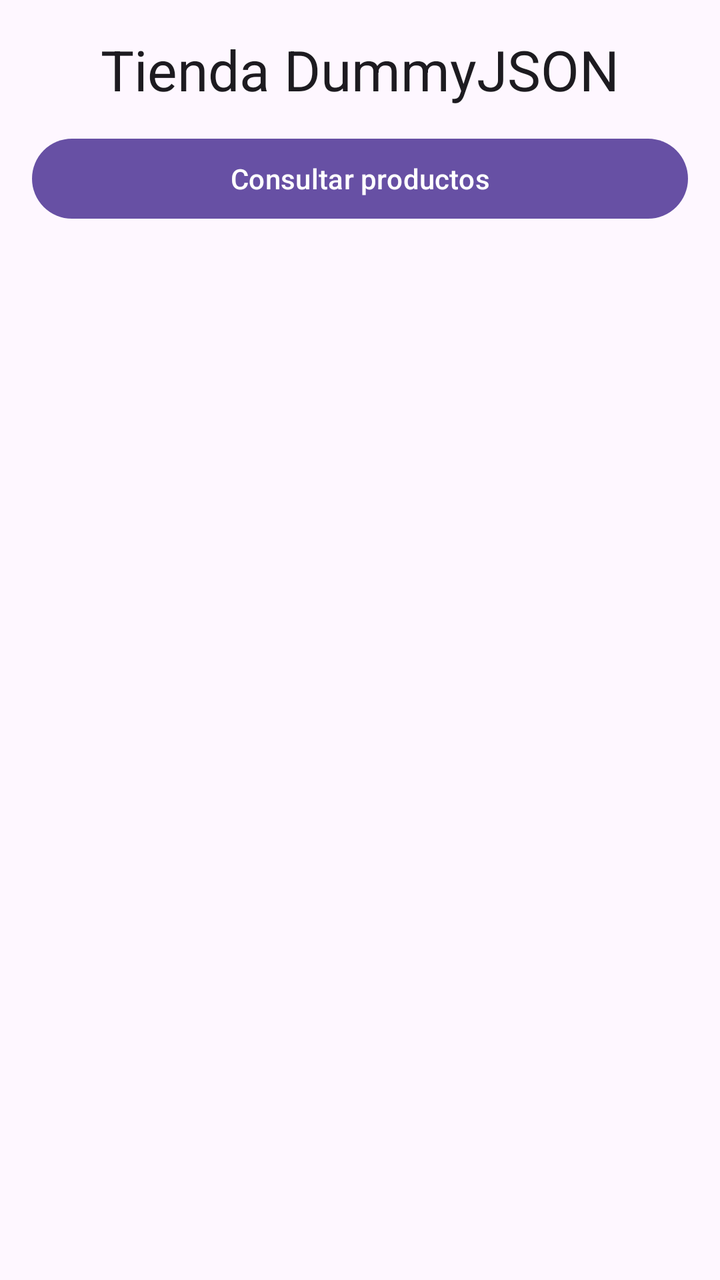
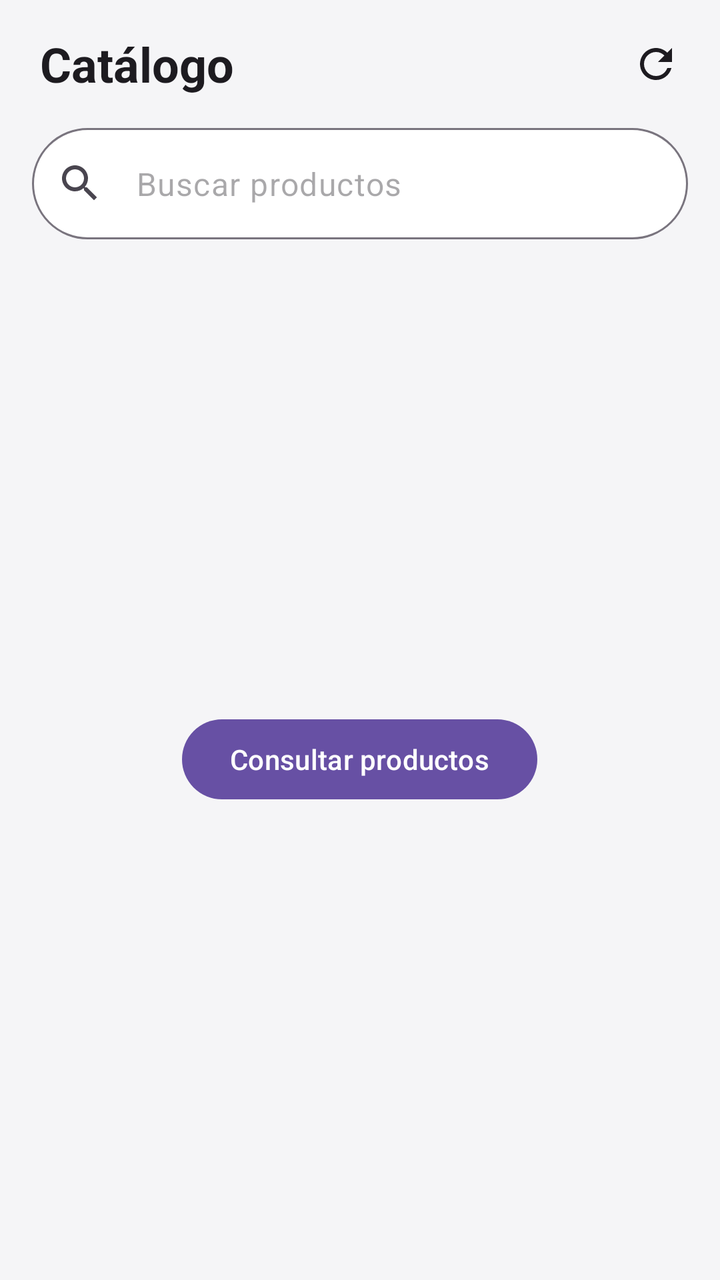

Two renders of the same Android screen: before a commit and after it. Below are the layout's source before the change and the commit's diff.
<!-- AndroidManifest.xml: application theme Theme.Examen03_DYVR -->
<!-- res/layout/activity_main.xml -->
<?xml version="1.0" encoding="utf-8"?>
<LinearLayout xmlns:android="http://schemas.android.com/apk/res/android"
    xmlns:tools="http://schemas.android.com/tools"
    android:id="@+id/main"
    android:layout_width="match_parent"
    android:layout_height="match_parent"
    android:orientation="vertical"
    tools:context=".MainActivity">

    <TextView
        android:layout_width="match_parent"
        android:layout_height="wrap_content"
        android:layout_marginTop="16dp"
        android:gravity="center"
        android:text="@string/app_name"
        android:textAppearance="?attr/textAppearanceHeadlineMedium" />

    <Button
        android:id="@+id/btnConsultar"
        android:layout_width="match_parent"
        android:layout_height="wrap_content"
        android:layout_marginHorizontal="16dp"
        android:layout_marginTop="12dp"
        android:text="@string/consultar" />

    <ProgressBar
        android:id="@+id/progressBar"
        android:layout_width="wrap_content"
        android:layout_height="wrap_content"
        android:layout_gravity="center"
        android:layout_marginTop="12dp"
        android:visibility="gone" />

    <androidx.recyclerview.widget.RecyclerView
        android:id="@+id/rvProductos"
        android:layout_width="match_parent"
        android:layout_height="0dp"
        android:layout_weight="1"
        android:clipToPadding="false"
        android:padding="16dp" />
</LinearLayout>
<!-- resources referenced by this layout -->
<resources>
  <string name="app_name">Tienda DummyJSON</string>
  <string name="consultar">Consultar productos</string>
  <style name="Theme.Examen03_DYVR" parent="Base.Theme.Examen03_DYVR" />
  <style name="Base.Theme.Examen03_DYVR" parent="Theme.Material3.DayNight.NoActionBar">
          
          
      </style>
</resources>

<!-- the commit's change to res/layout/activity_main.xml (unified diff, before → after) -->
@@ -1,41 +1,117 @@
 <?xml version="1.0" encoding="utf-8"?>
 <LinearLayout xmlns:android="http://schemas.android.com/apk/res/android"
+    xmlns:app="http://schemas.android.com/apk/res-auto"
     xmlns:tools="http://schemas.android.com/tools"
     android:id="@+id/main"
     android:layout_width="match_parent"
     android:layout_height="match_parent"
+    android:background="@color/fondo"
     android:orientation="vertical"
     tools:context=".MainActivity">
 
-    <TextView
+    
+    <LinearLayout
         android:layout_width="match_parent"
-        android:layout_height="wrap_content"
-        android:layout_marginTop="16dp"
-        android:gravity="center"
-        android:text="@string/app_name"
-        android:textAppearance="?attr/textAppearanceHeadlineMedium" />
+        android:layout_height="64dp"
+        android:gravity="center_vertical"
+        android:paddingStart="20dp"
+        android:paddingEnd="8dp">
 
-    <Button
-        android:id="@+id/btnConsultar"
+        <TextView
+            android:layout_width="0dp"
+            android:layout_height="wrap_content"
+            android:layout_weight="1"
+            android:text="@string/catalogo"
+            android:textAppearance="?attr/textAppearanceHeadlineSmall"
+            android:textStyle="bold" />
+
+        <ImageButton
+            android:id="@+id/btnActualizar"
+            android:layout_width="48dp"
+            android:layout_height="48dp"
+            android:background="?attr/selectableItemBackgroundBorderless"
+            android:contentDescription="@string/actualizar"
+            android:src="@drawable/ic_refresh"
+            app:tint="?attr/colorOnSurface" />
+    </LinearLayout>
+
+    <com.google.android.material.textfield.TextInputLayout
+        style="@style/Widget.Material3.TextInputLayout.OutlinedBox"
         android:layout_width="match_parent"
         android:layout_height="wrap_content"
         android:layout_marginHorizontal="16dp"
-        android:layout_marginTop="12dp"
-        android:text="@string/consultar" />
+        android:hint="@string/buscar"
+        app:boxBackgroundColor="@color/superficie"
+        app:boxCornerRadiusBottomEnd="28dp"
+        app:boxCornerRadiusBottomStart="28dp"
+        app:boxCornerRadiusTopEnd="28dp"
+        app:boxCornerRadiusTopStart="28dp"
+        app:endIconMode="clear_text"
+        app:hintEnabled="false"
+        app:startIconDrawable="@drawable/ic_search">
 
-    <ProgressBar
-        android:id="@+id/progressBar"
-        android:layout_width="wrap_content"
+        <com.google.android.material.textfield.TextInputEditText
+            android:id="@+id/etBuscar"
+            android:layout_width="match_parent"
+            android:layout_height="wrap_content"
+            android:hint="@string/buscar"
+            android:imeOptions="actionSearch"
+            android:inputType="text" />
+    </com.google.android.material.textfield.TextInputLayout>
+
+    <HorizontalScrollView
+        android:layout_width="match_parent"
         android:layout_height="wrap_content"
-        android:layout_gravity="center"
-        android:layout_marginTop="12dp"
-        android:visibility="gone" />
+        android:clipToPadding="false"
+        android:paddingHorizontal="16dp"
+        android:scrollbars="none">
 
-    <androidx.recyclerview.widget.RecyclerView
-        android:id="@+id/rvProductos"
+        <com.google.android.material.chip.ChipGroup
+            android:id="@+id/chipGroup"
+            android:layout_width="wrap_content"
+            android:layout_height="wrap_content"
+            app:selectionRequired="true"
+            app:singleLine="true"
+            app:singleSelection="true" />
+    </HorizontalScrollView>
+
+    <FrameLayout
         android:layout_width="match_parent"
         android:layout_height="0dp"
-        android:layout_weight="1"
-        android:clipToPadding="false"
-        android:padding="16dp" />
+        android:layout_weight="1">
+
+        <androidx.recyclerview.widget.RecyclerView
+            android:id="@+id/rvProductos"
+            android:layout_width="match_parent"
+            android:layout_height="match_parent"
+            android:clipToPadding="false"
+            android:paddingHorizontal="16dp"
+            android:paddingTop="4dp"
+            android:paddingBottom="16dp" />
+
+        
+        <Button
+            android:id="@+id/btnConsultar"
+            android:layout_width="wrap_content"
+            android:layout_height="wrap_content"
+            android:layout_gravity="center"
+            android:text="@string/consultar" />
+
+        <TextView
+            android:id="@+id/tvSinResultados"
+            android:layout_width="wrap_content"
+            android:layout_height="wrap_content"
+            android:layout_gravity="center"
+            android:text="@string/sin_resultados"
+            android:textColor="?attr/colorOnSurfaceVariant"
+            android:visibility="gone" />
+
+        <com.google.android.material.progressindicator.CircularProgressIndicator
+            android:id="@+id/progressBar"
+            android:layout_width="wrap_content"
+            android:layout_height="wrap_content"
+            android:layout_gravity="center"
+            android:indeterminate="true"
+            android:visibility="gone" />
+    </FrameLayout>
 </LinearLayout>
<!-- resource entries referenced after the edit -->
@@ -1,7 +1,32 @@
 <!-- resources referenced by this layout -->
 <resources>
-  <string name="app_name">Tienda DummyJSON</string>
+  <color name="fondo">#F5F5F7</color>
+  <color name="superficie">#FFFFFF</color>
+  <!-- drawable ic_refresh (drawable) -->
+  <vector xmlns:android="http://schemas.android.com/apk/res/android"
+      android:width="24dp"
+      android:height="24dp"
+      android:viewportWidth="24"
+      android:viewportHeight="24">
+      <path
+          android:fillColor="@android:color/white"
+          android:pathData="M17.65,6.35C16.2,4.9 14.21,4 12,4c-4.42,0 -7.99,3.58 -7.99,8s3.57,8 7.99,8c3.73,0 6.84,-2.55 7.73,-6h-2.08c-0.82,2.33 -3.04,4 -5.65,4 -3.31,0 -6,-2.69 -6,-6s2.69,-6 6,-6c1.66,0 3.14,0.69 4.22,1.78L13,11h7V4l-2.35,2.35z" />
+  </vector>
+  <!-- drawable ic_search (drawable) -->
+  <vector xmlns:android="http://schemas.android.com/apk/res/android"
+      android:width="24dp"
+      android:height="24dp"
+      android:viewportWidth="24"
+      android:viewportHeight="24">
+      <path
+          android:fillColor="@android:color/white"
+          android:pathData="M15.5,14h-0.79l-0.28,-0.27C15.41,12.59 16,11.11 16,9.5 16,5.91 13.09,3 9.5,3S3,5.91 3,9.5 5.91,16 9.5,16c1.61,0 3.09,-0.59 4.23,-1.57l0.27,0.28v0.79l5,4.99L20.49,19l-4.99,-5zM9.5,14C7.01,14 5,11.99 5,9.5S7.01,5 9.5,5 14,7.01 14,9.5 11.99,14 9.5,14z" />
+  </vector>
+  <string name="actualizar">Actualizar</string>
+  <string name="buscar">Buscar productos</string>
+  <string name="catalogo">Catálogo</string>
   <string name="consultar">Consultar productos</string>
+  <string name="sin_resultados">Sin resultados</string>
   <style name="Theme.Examen03_DYVR" parent="Base.Theme.Examen03_DYVR" />
   <style name="Base.Theme.Examen03_DYVR" parent="Theme.Material3.DayNight.NoActionBar">
           
